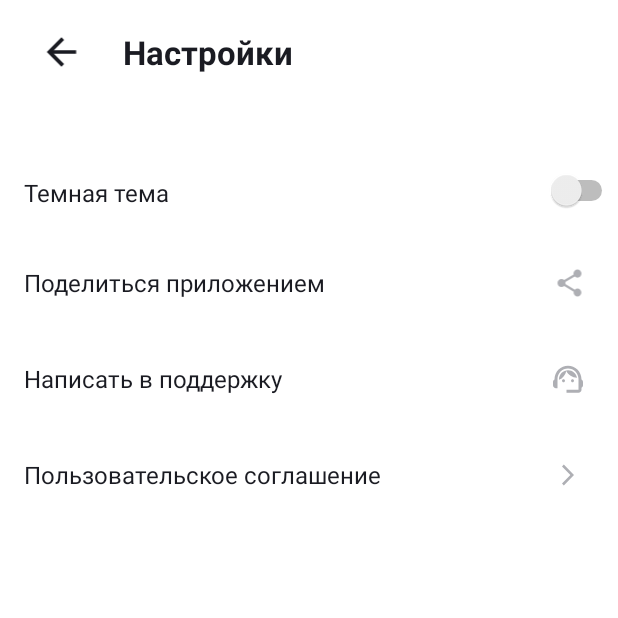
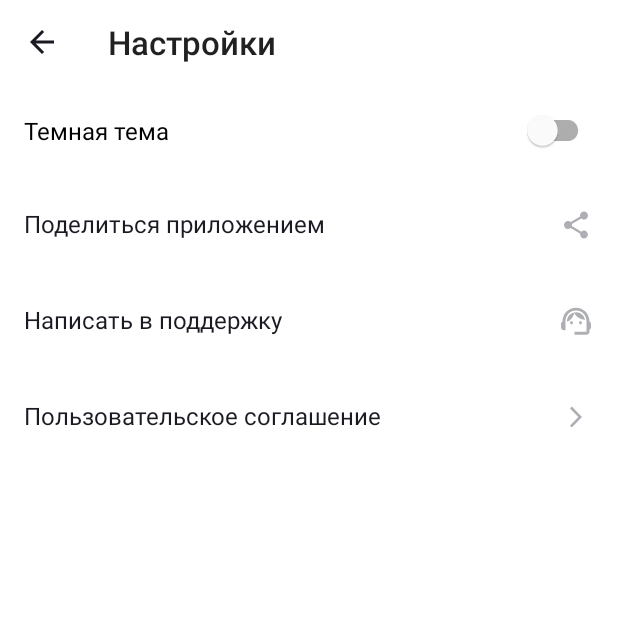
Before and after one commit to ValeryArhy/PlaylistMaker, an Android app: the SettingsActivity screen opened directly, with no data from a screen before it, on a phone screen of 412 x 824 dp, the top half of it. Run offline under Robolectric (Android 15) with nearby library versions, the phone set to English and light mode, and no system bars.

Commit message:
Правки по дз

```diff
--- a/app/src/main/java/com/example/playlistmaker/MainActivity.kt
+++ b/app/src/main/java/com/example/playlistmaker/MainActivity.kt
@@ -12,14 +12,11 @@ import androidx.core.view.WindowInsetsCompat
 class MainActivity : AppCompatActivity() {
     override fun onCreate(savedInstanceState: Bundle?) {
         super.onCreate(savedInstanceState)
-        enableEdgeToEdge()
         setContentView(R.layout.activity_main)
 
         val buttonSearch = findViewById<Button>(R.id.search_button)
         val mediaButton = findViewById<Button>(R.id.media_button)
         val setButton = findViewById<Button>(R.id.set_button)
-
-
 
         buttonSearch.setOnClickListener {
             val displayIntent = Intent(this, SearchActivity::class.java)
--- a/app/src/main/java/com/example/playlistmaker/MediaActivity.kt
+++ b/app/src/main/java/com/example/playlistmaker/MediaActivity.kt
@@ -9,7 +9,6 @@ import androidx.core.view.WindowInsetsCompat
 class MediaActivity : AppCompatActivity() {
     override fun onCreate(savedInstanceState: Bundle?) {
         super.onCreate(savedInstanceState)
-        enableEdgeToEdge()
         setContentView(R.layout.activity_media)
     }
 }
--- a/app/src/main/java/com/example/playlistmaker/SearchActivity.kt
+++ b/app/src/main/java/com/example/playlistmaker/SearchActivity.kt
@@ -9,7 +9,6 @@ import androidx.core.view.WindowInsetsCompat
 class SearchActivity : AppCompatActivity() {
     override fun onCreate(savedInstanceState: Bundle?) {
         super.onCreate(savedInstanceState)
-        enableEdgeToEdge()
         setContentView(R.layout.activity_search)
         }
     }
--- a/app/src/main/java/com/example/playlistmaker/SettingsActivity.kt
+++ b/app/src/main/java/com/example/playlistmaker/SettingsActivity.kt
@@ -1,22 +1,18 @@
 package com.example.playlistmaker
 
 import android.os.Bundle
-import android.widget.ImageButton
-import android.widget.ImageView
-import androidx.activity.enableEdgeToEdge
 import androidx.appcompat.app.AppCompatActivity
-import androidx.core.view.ViewCompat
-import androidx.core.view.WindowInsetsCompat
+import com.google.android.material.appbar.MaterialToolbar
 
 class SettingsActivity : AppCompatActivity() {
     override fun onCreate(savedInstanceState: Bundle?) {
         super.onCreate(savedInstanceState)
-        enableEdgeToEdge()
         setContentView(R.layout.activity_settings)
 
-        val backArrow = findViewById<ImageView>(R.id.backArrow)
+        val toolbar = findViewById<MaterialToolbar>(R.id.toolbar)
+        setSupportActionBar(toolbar)
 
-        backArrow.setOnClickListener {
+        toolbar.setNavigationOnClickListener {
             finish()
         }
     }
--- a/app/src/main/res/drawable/arrow.xml
+++ b/app/src/main/res/drawable/arrow.xml
@@ -5,5 +5,5 @@
     android:viewportHeight="24">
   <path
       android:pathData="M8,17.749L9.213,19L16,12L9.213,5L8,6.252L13.573,12L8,17.749Z"
-      android:fillColor="#AEAFB4"/>
+      android:fillColor="@color/YP_Gray"/>
 </vector>
--- a/app/src/main/res/drawable/arrow_back.xml
+++ b/app/src/main/res/drawable/arrow_back.xml
@@ -8,6 +8,6 @@
         android:pathData="M0,0h24v24h-24z"/>
     <path
         android:pathData="M20,11H7.83L13.42,5.41L12,4L4,12L12,20L13.41,18.59L7.83,13H20V11Z"
-        android:fillColor="#1A1B22"/>
+        android:fillColor="@color/YP_Black"/>
   </group>
 </vector>
--- a/app/src/main/res/drawable/media.xml
+++ b/app/src/main/res/drawable/media.xml
@@ -1,5 +1,5 @@
 <vector xmlns:android="http://schemas.android.com/apk/res/android" android:height="19.2dp" android:viewportHeight="24" android:viewportWidth="25" android:width="20dp">
 
-    <path android:fillColor="#1A1B22" android:pathData="M20.5,2H8.5C7.4,2 6.5,2.9 6.5,4V16C6.5,17.1 7.4,18 8.5,18H20.5C21.6,18 22.5,17.1 22.5,16V4C22.5,2.9 21.6,2 20.5,2ZM18.5,7H15.5V12.5C15.5,13.88 14.38,15 13,15C11.62,15 10.5,13.88 10.5,12.5C10.5,11.12 11.62,10 13,10C13.57,10 14.08,10.19 14.5,10.51V5H18.5V7ZM4.5,6H2.5V20C2.5,21.1 3.4,22 4.5,22H18.5V20H4.5V6Z"/>
+    <path android:fillColor="@color/YP_Black" android:pathData="M20.5,2H8.5C7.4,2 6.5,2.9 6.5,4V16C6.5,17.1 7.4,18 8.5,18H20.5C21.6,18 22.5,17.1 22.5,16V4C22.5,2.9 21.6,2 20.5,2ZM18.5,7H15.5V12.5C15.5,13.88 14.38,15 13,15C11.62,15 10.5,13.88 10.5,12.5C10.5,11.12 11.62,10 13,10C13.57,10 14.08,10.19 14.5,10.51V5H18.5V7ZM4.5,6H2.5V20C2.5,21.1 3.4,22 4.5,22H18.5V20H4.5V6Z"/>
 
 </vector>
--- a/app/src/main/res/drawable/search.xml
+++ b/app/src/main/res/drawable/search.xml
@@ -1,5 +1,5 @@
 <vector xmlns:android="http://schemas.android.com/apk/res/android" android:height="19dp" android:viewportHeight="24" android:viewportWidth="24" android:width="19dp">
 
-    <path android:fillColor="#1A1B22" android:pathData="M16.579,14.95H15.721L15.417,14.656C16.481,13.418 17.122,11.81 17.122,10.061C17.122,6.161 13.961,3 10.061,3C6.161,3 3,6.161 3,10.061C3,13.961 6.161,17.122 10.061,17.122C11.81,17.122 13.418,16.481 14.656,15.417L14.95,15.721V16.579L20.381,22L22,20.381L16.579,14.95ZM10.061,14.95C7.356,14.95 5.173,12.766 5.173,10.061C5.173,7.356 7.356,5.173 10.061,5.173C12.766,5.173 14.95,7.356 14.95,10.061C14.95,12.766 12.766,14.95 10.061,14.95Z"/>
+    <path android:fillColor="@color/YP_Black" android:pathData="M16.579,14.95H15.721L15.417,14.656C16.481,13.418 17.122,11.81 17.122,10.061C17.122,6.161 13.961,3 10.061,3C6.161,3 3,6.161 3,10.061C3,13.961 6.161,17.122 10.061,17.122C11.81,17.122 13.418,16.481 14.656,15.417L14.95,15.721V16.579L20.381,22L22,20.381L16.579,14.95ZM10.061,14.95C7.356,14.95 5.173,12.766 5.173,10.061C5.173,7.356 7.356,5.173 10.061,5.173C12.766,5.173 14.95,7.356 14.95,10.061C14.95,12.766 12.766,14.95 10.061,14.95Z"/>
 
 </vector>
--- a/app/src/main/res/drawable/settings.xml
+++ b/app/src/main/res/drawable/settings.xml
@@ -1,5 +1,5 @@
 <vector xmlns:android="http://schemas.android.com/apk/res/android" android:height="19dp" android:viewportHeight="24" android:viewportWidth="24" android:width="19dp">
 
-    <path android:fillColor="#1A1B22" android:pathData="M19.14,12.94C19.18,12.64 19.2,12.33 19.2,12C19.2,11.68 19.18,11.36 19.13,11.06L21.16,9.48C21.34,9.34 21.39,9.07 21.28,8.87L19.36,5.55C19.24,5.33 18.99,5.26 18.77,5.33L16.38,6.29C15.88,5.91 15.35,5.59 14.76,5.35L14.4,2.81C14.36,2.57 14.16,2.4 13.92,2.4H10.08C9.84,2.4 9.65,2.57 9.61,2.81L9.25,5.35C8.66,5.59 8.12,5.92 7.63,6.29L5.24,5.33C5.02,5.25 4.77,5.33 4.65,5.55L2.74,8.87C2.62,9.08 2.66,9.34 2.86,9.48L4.89,11.06C4.84,11.36 4.8,11.69 4.8,12C4.8,12.31 4.82,12.64 4.87,12.94L2.84,14.52C2.66,14.66 2.61,14.93 2.72,15.13L4.64,18.45C4.76,18.67 5.01,18.74 5.23,18.67L7.62,17.71C8.12,18.09 8.65,18.41 9.24,18.65L9.6,21.19C9.65,21.43 9.84,21.6 10.08,21.6H13.92C14.16,21.6 14.36,21.43 14.39,21.19L14.75,18.65C15.34,18.41 15.88,18.09 16.37,17.71L18.76,18.67C18.98,18.75 19.23,18.67 19.35,18.45L21.27,15.13C21.39,14.91 21.34,14.66 21.15,14.52L19.14,12.94ZM12,15.6C10.02,15.6 8.4,13.98 8.4,12C8.4,10.02 10.02,8.4 12,8.4C13.98,8.4 15.6,10.02 15.6,12C15.6,13.98 13.98,15.6 12,15.6Z"/>
+    <path android:fillColor="@color/YP_Black" android:pathData="M19.14,12.94C19.18,12.64 19.2,12.33 19.2,12C19.2,11.68 19.18,11.36 19.13,11.06L21.16,9.48C21.34,9.34 21.39,9.07 21.28,8.87L19.36,5.55C19.24,5.33 18.99,5.26 18.77,5.33L16.38,6.29C15.88,5.91 15.35,5.59 14.76,5.35L14.4,2.81C14.36,2.57 14.16,2.4 13.92,2.4H10.08C9.84,2.4 9.65,2.57 9.61,2.81L9.25,5.35C8.66,5.59 8.12,5.92 7.63,6.29L5.24,5.33C5.02,5.25 4.77,5.33 4.65,5.55L2.74,8.87C2.62,9.08 2.66,9.34 2.86,9.48L4.89,11.06C4.84,11.36 4.8,11.69 4.8,12C4.8,12.31 4.82,12.64 4.87,12.94L2.84,14.52C2.66,14.66 2.61,14.93 2.72,15.13L4.64,18.45C4.76,18.67 5.01,18.74 5.23,18.67L7.62,17.71C8.12,18.09 8.65,18.41 9.24,18.65L9.6,21.19C9.65,21.43 9.84,21.6 10.08,21.6H13.92C14.16,21.6 14.36,21.43 14.39,21.19L14.75,18.65C15.34,18.41 15.88,18.09 16.37,17.71L18.76,18.67C18.98,18.75 19.23,18.67 19.35,18.45L21.27,15.13C21.39,14.91 21.34,14.66 21.15,14.52L19.14,12.94ZM12,15.6C10.02,15.6 8.4,13.98 8.4,12C8.4,10.02 10.02,8.4 12,8.4C13.98,8.4 15.6,10.02 15.6,12C15.6,13.98 13.98,15.6 12,15.6Z"/>
 
 </vector>
--- a/app/src/main/res/drawable/share.xml
+++ b/app/src/main/res/drawable/share.xml
@@ -5,5 +5,5 @@
     android:viewportHeight="24">
   <path
       android:pathData="M17.333,15.723C16.658,15.723 16.053,15.994 15.591,16.419L9.253,12.669C9.298,12.461 9.333,12.253 9.333,12.036C9.333,11.819 9.298,11.611 9.253,11.404L15.52,7.69C16,8.142 16.631,8.422 17.333,8.422C18.809,8.422 20,7.211 20,5.711C20,4.211 18.809,3 17.333,3C15.858,3 14.667,4.211 14.667,5.711C14.667,5.928 14.702,6.136 14.747,6.343L8.48,10.057C8,9.605 7.369,9.325 6.667,9.325C5.191,9.325 4,10.536 4,12.036C4,13.536 5.191,14.747 6.667,14.747C7.369,14.747 8,14.467 8.48,14.015L14.809,17.774C14.764,17.964 14.738,18.163 14.738,18.361C14.738,19.816 15.902,21 17.333,21C18.764,21 19.929,19.816 19.929,18.361C19.929,16.907 18.764,15.723 17.333,15.723Z"
-      android:fillColor="#AEAFB4"/>
+      android:fillColor="@color/YP_Gray"/>
 </vector>
--- a/app/src/main/res/drawable/support.xml
+++ b/app/src/main/res/drawable/support.xml
@@ -5,14 +5,14 @@
     android:viewportHeight="24">
   <path
       android:pathData="M21,12.32C21,6.83 16.74,3.1 12,3.1C7.31,3.1 3,6.75 3,12.38C2.4,12.72 2,13.36 2,14.1V16.1C2,17.2 2.9,18.1 4,18.1H5V12C5,8.13 8.13,5 12,5C15.87,5 19,8.13 19,12V19.1H11V21.1H19C20.1,21.1 21,20.2 21,19.1V17.88C21.59,17.57 22,16.96 22,16.24V13.94C22,13.24 21.59,12.63 21,12.32Z"
-      android:fillColor="#AEAFB4"/>
+      android:fillColor="@color/YP_Gray"/>
   <path
       android:pathData="M9,14.1C9.552,14.1 10,13.652 10,13.1C10,12.548 9.552,12.1 9,12.1C8.448,12.1 8,12.548 8,13.1C8,13.652 8.448,14.1 9,14.1Z"
-      android:fillColor="#AEAFB4"/>
+      android:fillColor="@color/YP_Gray"/>
   <path
       android:pathData="M15,14.1C15.552,14.1 16,13.652 16,13.1C16,12.548 15.552,12.1 15,12.1C14.448,12.1 14,12.548 14,13.1C14,13.652 14.448,14.1 15,14.1Z"
-      android:fillColor="#AEAFB4"/>
+      android:fillColor="@color/YP_Gray"/>
   <path
       android:pathData="M18,11.13C17.52,8.28 15.04,6.1 12.05,6.1C9.02,6.1 5.76,8.61 6.02,12.55C8.49,11.54 10.35,9.34 10.88,6.66C12.19,9.29 14.88,11.1 18,11.13Z"
-      android:fillColor="#AEAFB4"/>
+      android:fillColor="@color/YP_Gray"/>
 </vector>
--- a/app/src/main/res/layout/activity_main.xml
+++ b/app/src/main/res/layout/activity_main.xml
@@ -19,28 +19,20 @@
             android:textSize="20sp" />
     </FrameLayout>
 
-    <LinearLayout
-        android:layout_width="match_parent"
-        android:layout_height="match_parent"
-        android:orientation="vertical"
-        android:paddingTop="24dp">
-
     <Button
         android:id="@+id/search_button"
         android:layout_width="match_parent"
         android:layout_height="0dp"
         android:layout_weight="1"
+        android:layout_marginTop="24dp"
         android:backgroundTint="@color/white"
         android:text="@string/search"
         android:textColor="@color/YP_Black"
-            android:textSize="@dimen/text_size"
-            android:textAllCaps="false"
-            android:textStyle="bold"
-            app:cornerRadius="16dp"
+        android:textAppearance="@style/button_text"
+        app:cornerRadius="@dimen/radius_button"
         app:icon="@drawable/search"
         app:iconGravity="textStart"
-            app:iconTint="@color/YP_Black"
-            android:foreground="?attr/selectableItemBackground"/>
+        app:iconTint="@color/YP_Black" />
 
     <Button
         android:id="@+id/media_button"
@@ -50,13 +42,11 @@
         android:backgroundTint="@color/white"
         android:text="@string/Media_library"
         android:textColor="@color/YP_Black"
-            android:textSize="@dimen/text_size"
-            android:textAllCaps="false"
-            android:textStyle="bold"
-            app:cornerRadius="16dp"
+        android:textAppearance="@style/button_text"
+        app:cornerRadius="@dimen/radius_button"
         app:icon="@drawable/media"
         app:iconGravity="textStart"
-            app:iconTint="@color/YP_Black"/>
+        app:iconTint="@color/YP_Black" />
 
     <Button
         android:id="@+id/set_button"
@@ -65,13 +55,10 @@
         android:layout_weight="1"
         android:backgroundTint="@color/white"
         android:text="@string/Settings"
+        android:textAppearance="@style/button_text"
         android:textColor="@color/YP_Black"
-            android:textSize="@dimen/text_size"
-            android:textAllCaps="false"
-            android:textStyle="bold"
-            app:cornerRadius="16dp"
+        app:cornerRadius="@dimen/radius_button"
         app:icon="@drawable/settings"
         app:iconGravity="textStart"
         app:iconTint="@color/YP_Black" />
 </LinearLayout>
-</LinearLayout>
--- a/app/src/main/res/layout/activity_settings.xml
+++ b/app/src/main/res/layout/activity_settings.xml
@@ -1,146 +1,56 @@
 <?xml version="1.0" encoding="utf-8"?>
 <LinearLayout xmlns:android="http://schemas.android.com/apk/res/android"
+    xmlns:app="http://schemas.android.com/apk/res-auto"
     android:layout_width="match_parent"
     android:layout_height="match_parent"
-    xmlns:app="http://schemas.android.com/apk/res-auto"
     android:background="@color/white"
     android:orientation="vertical">
 
 
-    <LinearLayout
+    <com.google.android.material.appbar.MaterialToolbar
+        android:id="@+id/toolbar"
         android:layout_width="match_parent"
         android:layout_height="wrap_content"
-        android:orientation="horizontal"
-        android:paddingBottom="28dp">
+        app:navigationIcon="@drawable/arrow_back"
+        app:title="@string/Settings"
+        app:titleTextAppearance="@style/Title_settings">
 
-        <ImageView
-            android:id="@+id/backArrow"
-            android:layout_width="0dp"
-            android:layout_height="match_parent"
-            android:layout_weight="1"
-            android:paddingVertical="20dp"
-            app:srcCompat="@drawable/arrow_back"
-            app:iconTint="@color/YP_Black">
-        </ImageView>
+    </com.google.android.material.appbar.MaterialToolbar>
 
-        <TextView
-            android:layout_width="0dp"
-            android:layout_height="wrap_content"
-            android:layout_weight="4"
-            android:layout_gravity="start"
-            android:paddingVertical="20dp"
-            android:text="@string/Settings"
-            android:textColor="@color/YP_Black"
-            android:textSize="@dimen/text_size"
-            android:textStyle="bold">
+    <com.google.android.material.switchmaterial.SwitchMaterial
+        android:layout_width="match_parent"
+        android:layout_height="wrap_content"
+        android:gravity="center_vertical"
+        android:paddingHorizontal="@dimen/padding_horizontal"
+        android:paddingVertical="@dimen/padding_vertical"
+        android:text="@string/Dark_theme"
+        android:textAppearance="@style/Lines_settings" />
 
-        </TextView>
+    <com.google.android.material.textview.MaterialTextView
+        android:layout_width="match_parent"
+        android:layout_height="wrap_content"
+        android:drawableEnd="@drawable/share"
+        android:paddingHorizontal="@dimen/padding_horizontal"
+        android:paddingVertical="@dimen/padding_vertical"
+        android:text="@string/Share"
+        android:textAppearance="@style/Lines_settings" />
 
+    <com.google.android.material.textview.MaterialTextView
+        android:layout_width="match_parent"
+        android:layout_height="wrap_content"
+        android:drawableEnd="@drawable/support"
+        android:paddingHorizontal="@dimen/padding_horizontal"
+        android:paddingVertical="@dimen/padding_vertical"
+        android:text="@string/support"
+        android:textAppearance="@style/Lines_settings" />
 
-
-
-
-    </LinearLayout>
-
-    <LinearLayout
-            android:layout_width="match_parent"
-            android:layout_height="wrap_content"
-            android:orientation="horizontal">
-
-            <TextView
-                android:layout_width="0dp"
-                android:layout_height="match_parent"
-                android:layout_weight="4"
-                android:paddingVertical="20dp"
-                android:paddingStart="16dp"
-                android:text="@string/Dark_theme"
-                android:textColor="@color/YP_Black"
-                android:textSize="16sp"/>
-
-        <Switch
-            android:layout_width="0dp"
-            android:layout_height="wrap_content"
-            android:layout_gravity="end"
-            android:layout_weight="1"
-            android:paddingVertical="20dp" />
-
-    </LinearLayout>
-
-    <LinearLayout
+    <com.google.android.material.textview.MaterialTextView
         android:layout_width="match_parent"
-        android:layout_height="wrap_content">
-
-        <TextView
-            android:layout_width="0dp"
-            android:layout_height="wrap_content"
-            android:layout_weight="4"
-            android:paddingVertical="20dp"
-            android:paddingStart="16dp"
-            android:layout_gravity="center_vertical"
-            android:text="@string/Share"
-            android:textColor="@color/YP_Black"
-            android:textSize="16sp"/>
-
-        <ImageView
-            android:layout_width="0dp"
-            android:layout_height="wrap_content"
-            android:layout_weight="1"
-            android:paddingVertical="20dp"
-            android:paddingStart="18dp"
-            app:srcCompat="@drawable/share"
-            app:iconGravity="textEnd"
-            app:iconTint="@color/YP_Gray" />
-    </LinearLayout>
-
-    <LinearLayout
-        android:layout_width="match_parent"
-        android:layout_height="wrap_content">
-
-        <TextView
-            android:layout_width="0dp"
-            android:layout_height="wrap_content"
-            android:layout_weight="4"
-            android:paddingVertical="20dp"
-            android:paddingStart="16dp"
-            android:layout_gravity="center_vertical"
-            android:text="@string/support"
-            android:textColor="@color/YP_Black"
-            android:textSize="16sp"/>
-
-        <ImageView
-            android:layout_width="0dp"
-            android:layout_height="wrap_content"
-            android:layout_weight="1"
-            android:paddingVertical="20dp"
-            android:paddingStart="16dp"
-            app:srcCompat="@drawable/support"
-            app:iconTint="@color/YP_Gray" />
-    </LinearLayout>
-
-    <LinearLayout
-        android:layout_width="match_parent"
-        android:layout_height="wrap_content">
-
-        <TextView
-            android:layout_width="0dp"
-            android:layout_height="wrap_content"
-            android:layout_weight="4"
-            android:paddingVertical="20dp"
-            android:paddingStart="16dp"
-            android:layout_gravity="center_vertical"
-            android:text="@string/Agreement"
-            android:textColor="@color/YP_Black"
-            android:textSize="16sp"/>
-
-        <ImageView
-            android:layout_width="0dp"
-            android:layout_height="wrap_content"
-            android:layout_weight="1"
-            android:paddingStart="16dp"
-            android:paddingVertical="20dp"
-            app:srcCompat="@drawable/arrow"
-            app:iconGravity="textEnd"
-            app:iconTint="@color/YP_Gray" />
-    </LinearLayout>
+        android:layout_height="wrap_content"
+        android:drawableEnd="@drawable/arrow"
+        android:paddingHorizontal="@dimen/padding_horizontal"
+        android:paddingVertical="@dimen/padding_vertical"
+        android:text="@string/Agreement"
+        android:textAppearance="@style/Lines_settings" />
 
 </LinearLayout>
--- a/app/src/main/res/values/dimens.xml
+++ b/app/src/main/res/values/dimens.xml
@@ -1,4 +1,7 @@
 <?xml version="1.0" encoding="utf-8"?>
 <resources>
     <dimen name="text_size">22sp</dimen>
+    <dimen name="radius_button">16dp</dimen>
+    <dimen name="padding_vertical">20dp</dimen>
+    <dimen name="padding_horizontal">16dp</dimen>
 </resources>
--- /dev/null
+++ b/app/src/main/res/values/styles.xml
@@ -0,0 +1,16 @@
+<?xml version="1.0" encoding="utf-8"?>
+<resources>
+    <style name="Title_settings" parent="TextAppearance.AppCompat.Widget.ActionBar.Title">
+        <item name="android:textColor">@color/YP_Black</item>
+        <item name="android:textSize">@dimen/text_size</item>
+    </style>
+    <style name="Lines_settings" parent="MaterialAlertDialog.Material3">
+        <item name="android:textColor">@color/YP_Black</item>
+        <item name="android:textSize">16sp</item>
+    </style>
+    <style name="button_text" parent="MaterialAlertDialog.Material3">
+        <item name="android:textSize">22sp</item>
+        <item name="android:textAllCaps">false</item>
+    </style>
+"
+</resources>
```
Lines whose indentation alone changed are shown as unchanged.
